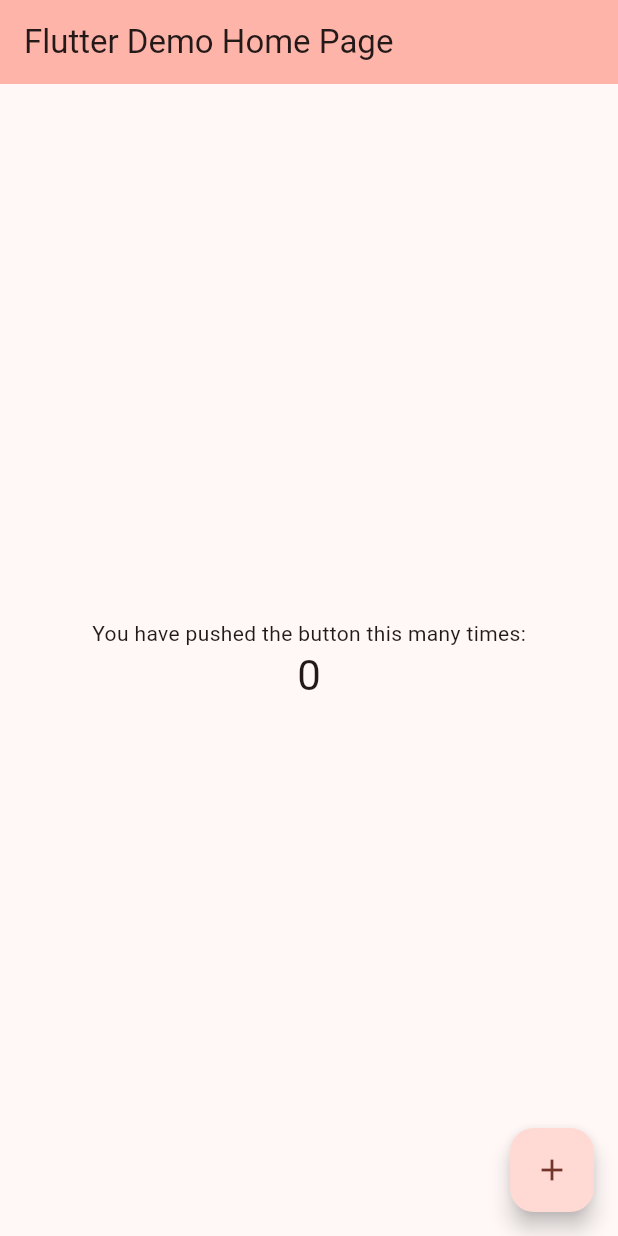
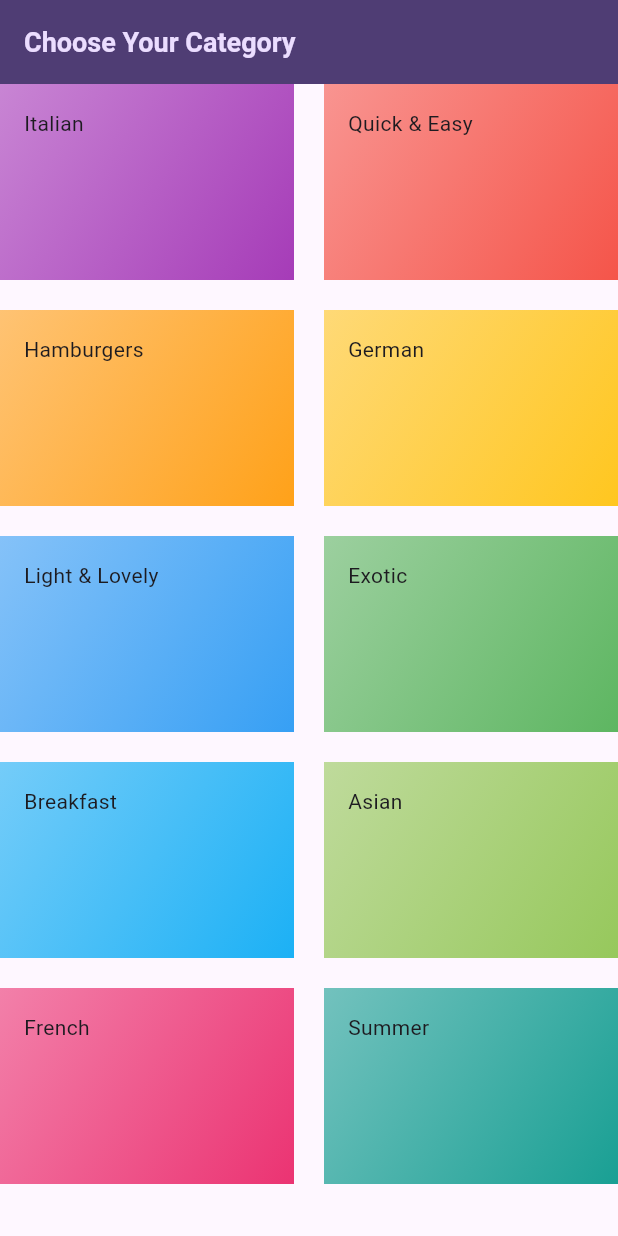
Before and after one commit to Sagor2396/Food-App, a Flutter app: the screen it shows after launch, on a phone screen of 412 x 824 dp. Run offline on Flutter 3.47's test engine with Material 3 defaults, Android fonts, the phone set to English and light mode, and no system bars.

Commit message:
Making Gridview

```diff
--- /dev/null
+++ b/lib/data/dummy_data.dart
@@ -0,0 +1,56 @@
+import 'package:flutter/material.dart';
+import 'package:food_app/models/category.dart';
+
+
+var availableCategories = [
+  Category(
+    id: 'c1',
+    title: 'Italian',
+    color: Colors.purple,
+  ),
+  Category(
+    id: 'c2',
+    title: 'Quick & Easy',
+    color: Colors.red,
+  ),
+  Category(
+    id: 'c3',
+    title: 'Hamburgers',
+    color: Colors.orange,
+  ),
+  Category(
+    id: 'c4',
+    title: 'German',
+    color: Colors.amber,
+  ),
+  Category(
+    id: 'c5',
+    title: 'Light & Lovely',
+    color: Colors.blue,
+  ),
+  Category(
+    id: 'c6',
+    title: 'Exotic',
+    color: Colors.green,
+  ),
+  Category(
+    id: 'c7',
+    title: 'Breakfast',
+    color: Colors.lightBlue,
+  ),
+  Category(
+    id: 'c8',
+    title: 'Asian',
+    color: Colors.lightGreen,
+  ),
+  Category(
+    id: 'c9',
+    title: 'French',
+    color: Colors.pink,
+  ),
+  Category(
+    id: 'c10',
+    title: 'Summer',
+    color: Colors.teal,
+  ),
+];
--- a/lib/main.dart
+++ b/lib/main.dart
@@ -1,125 +1,55 @@
 import 'package:flutter/material.dart';
+import 'package:food_app/screens/splash_screen.dart';
 
+var sColorScheme = ColorScheme.fromSeed(seedColor: Colors.deepPurple);
+var dColorScheme = ColorScheme.fromSeed(
+    brightness: Brightness.dark,
+    seedColor: Color.fromARGB(
+        255, 60, 110, 122));
 void main() {
-  runApp(const MyApp());
-}
-
-class MyApp extends StatelessWidget {
-  const MyApp({super.key});
-
-  // This widget is the root of your application.
-  @override
-  Widget build(BuildContext context) {
-    return MaterialApp(
-      title: 'Flutter Demo',
-      theme: ThemeData(
-        // This is the theme of your application.
-        //
-        // TRY THIS: Try running your application with "flutter run". You'll see
-        // the application has a purple toolbar. Then, without quitting the app,
-        // try changing the seedColor in the colorScheme below to Colors.green
-        // and then invoke "hot reload" (save your changes or press the "hot
-        // reload" button in a Flutter-supported IDE, or press "r" if you used
-        // the command line to start the app).
-        //
-        // Notice that the counter didn't reset back to zero; the application
-        // state is not lost during the reload. To reset the state, use hot
-        // restart instead.
-        //
-        // This works for code too, not just values: Most code changes can be
-        // tested with just a hot reload.
-        colorScheme: ColorScheme.fromSeed(seedColor: Colors.red),
-        useMaterial3: true,
+  runApp(MaterialApp(
+    darkTheme: ThemeData.dark().copyWith(
+      useMaterial3: true,
+      colorScheme: dColorScheme,
+      cardTheme: CardTheme().copyWith(
+        color: dColorScheme.primaryContainer,
+        shadowColor: Colors.black38,
+        margin: EdgeInsets.symmetric(vertical: 4, horizontal: 4),
       ),
-      home: const MyHomePage(title: 'Flutter Demo Home Page'),
-    );
-  }
-}
-
-class MyHomePage extends StatefulWidget {
-  const MyHomePage({super.key, required this.title});
-
-  // This widget is the home page of your application. It is stateful, meaning
-  // that it has a State object (defined below) that contains fields that affect
-  // how it looks.
-
-  // This class is the configuration for the state. It holds the values (in this
-  // case the title) provided by the parent (in this case the App widget) and
-  // used by the build method of the State. Fields in a Widget subclass are
-  // always marked "final".
-
-  final String title;
-
-  @override
-  State<MyHomePage> createState() => _MyHomePageState();
-}
-
-class _MyHomePageState extends State<MyHomePage> {
-  int _counter = 0;
-
-  void _incrementCounter() {
-    setState(() {
-      // This call to setState tells the Flutter framework that something has
-      // changed in this State, which causes it to rerun the build method below
-      // so that the display can reflect the updated values. If we changed
-      // _counter without calling setState(), then the build method would not be
-      // called again, and so nothing would appear to happen.
-      _counter++;
-    });
-  }
-
-  @override
-  Widget build(BuildContext context) {
-    // This method is rerun every time setState is called, for instance as done
-    // by the _incrementCounter method above.
-    //
-    // The Flutter framework has been optimized to make rerunning build methods
-    // fast, so that you can just rebuild anything that needs updating rather
-    // than having to individually change instances of widgets.
-    return Scaffold(
-      appBar: AppBar(
-        // TRY THIS: Try changing the color here to a specific color (to
-        // Colors.amber, perhaps?) and trigger a hot reload to see the AppBar
-        // change color while the other colors stay the same.
-        backgroundColor: Theme.of(context).colorScheme.inversePrimary,
-        // Here we take the value from the MyHomePage object that was created by
-        // the App.build method, and use it to set our appbar title.
-        title: Text(widget.title),
-      ),
-      body: Center(
-        // Center is a layout widget. It takes a single child and positions it
-        // in the middle of the parent.
-        child: Column(
-          // Column is also a layout widget. It takes a list of children and
-          // arranges them vertically. By default, it sizes itself to fit its
-          // children horizontally, and tries to be as tall as its parent.
-          //
-          // Column has various properties to control how it sizes itself and
-          // how it positions its children. Here we use mainAxisAlignment to
-          // center the children vertically; the main axis here is the vertical
-          // axis because Columns are vertical (the cross axis would be
-          // horizontal).
-          //
-          // TRY THIS: Invoke "debug painting" (choose the "Toggle Debug Paint"
-          // action in the IDE, or press "p" in the console), to see the
-          // wireframe for each widget.
-          mainAxisAlignment: MainAxisAlignment.center,
-          children: <Widget>[
-            const Text(
-              'You have pushed the button this many times:',
-            ),
-            Text(
-              '$_counter',
-              style: Theme.of(context).textTheme.headlineMedium,
-            ),
-          ],
+      elevatedButtonTheme: ElevatedButtonThemeData(
+        style: ElevatedButton.styleFrom(
+            foregroundColor: dColorScheme.primaryContainer,
+            backgroundColor: dColorScheme.onSecondaryContainer
         ),
       ),
-      floatingActionButton: FloatingActionButton(
-        onPressed: _incrementCounter,
-        tooltip: 'Increment',
-        child: const Icon(Icons.add),
-      ), // This trailing comma makes auto-formatting nicer for build methods.
-    );
-  }
+    ),
+    theme: ThemeData().copyWith(
+      useMaterial3: true,
+      colorScheme: sColorScheme,
+      appBarTheme: AppBarTheme().copyWith(
+        backgroundColor: sColorScheme.onPrimaryContainer,
+        foregroundColor: sColorScheme.primaryContainer,
+      ),
+      cardTheme: CardTheme().copyWith(
+        color: sColorScheme.primaryContainer,
+        shadowColor: Colors.black38,
+        margin: EdgeInsets.symmetric(vertical: 4, horizontal: 4),
+      ),
+      elevatedButtonTheme: ElevatedButtonThemeData(
+        style: ElevatedButton.styleFrom(
+          foregroundColor: sColorScheme.onBackground,
+        ),
+      ),
+      textTheme: ThemeData().textTheme.copyWith(
+        titleLarge: TextStyle(
+          fontWeight: FontWeight.bold,
+          fontSize: 18,
+          color: sColorScheme.onSecondaryContainer,
+        ),
+      ),
+    ),
+    themeMode: ThemeMode.system,
+    debugShowCheckedModeBanner: false,
+    home: SplashScreen(),
+  ));
 }
--- /dev/null
+++ b/lib/models/category.dart
@@ -0,0 +1,8 @@
+import 'package:flutter/material.dart';
+
+class Category {
+  Category({required this.id, required this.title, this.color = Colors.orange});
+  final String id;
+  final String title;
+  final Color color;
+}
--- /dev/null
+++ b/lib/screens/categories_screen.dart
@@ -0,0 +1,24 @@
+import 'package:flutter/material.dart';
+import 'package:food_app/data/dummy_data.dart';
+import 'package:food_app/widgets/category_grid_item.dart';
+
+class CategoriesScreen extends StatelessWidget {
+  @override
+  Widget build(BuildContext context) {
+    return Scaffold(
+      appBar: AppBar(
+        title: Text('Choose Your Category'),
+      ),
+      body: GridView(
+        gridDelegate:
+            const SliverGridDelegateWithFixedCrossAxisCount(
+                crossAxisCount: 2,
+              crossAxisSpacing: 20,
+              mainAxisSpacing: 20,
+              childAspectRatio: 3/2,
+            ),
+        children: availableCategories.map((category) => CategoryGridItem(category: category)).toList(),
+      ),
+    );
+  }
+}
--- /dev/null
+++ b/lib/widgets/category_grid_item.dart
@@ -0,0 +1,28 @@
+import 'package:flutter/cupertino.dart';
+import 'package:flutter/material.dart';
+import '../models/category.dart';
+
+class CategoryGridItem extends StatelessWidget{
+  CategoryGridItem({super.key, required this.category});
+
+  final Category category;
+
+  @override
+  Widget build(BuildContext context) {
+    return Container(
+      padding: EdgeInsets.all(16),
+      decoration: BoxDecoration(
+        gradient: LinearGradient(
+          colors: [
+            category.color.withOpacity(.55),
+            category.color.withOpacity(.9),
+          ],
+              begin: Alignment.topLeft,
+          end: Alignment.bottomRight
+        ),
+      ),
+      child: Text(category.title),
+    );
+  }
+
+}
```
Also changed, not shown: lib/screens/splash_screen.dart (added, +35 -0 lines).
